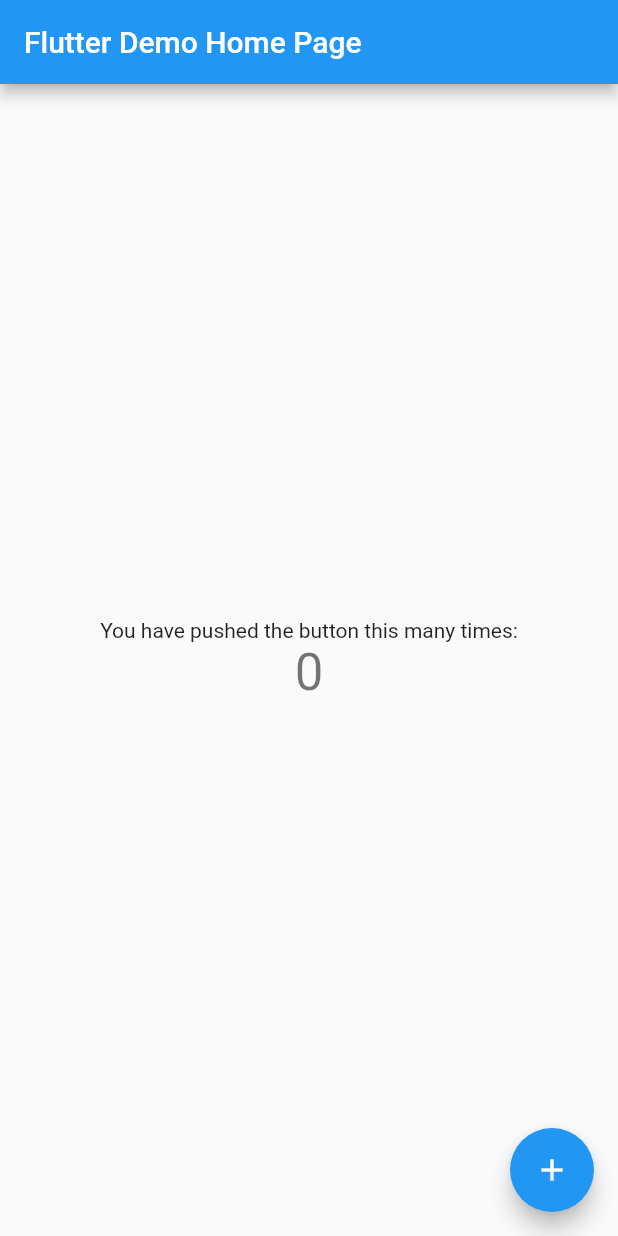
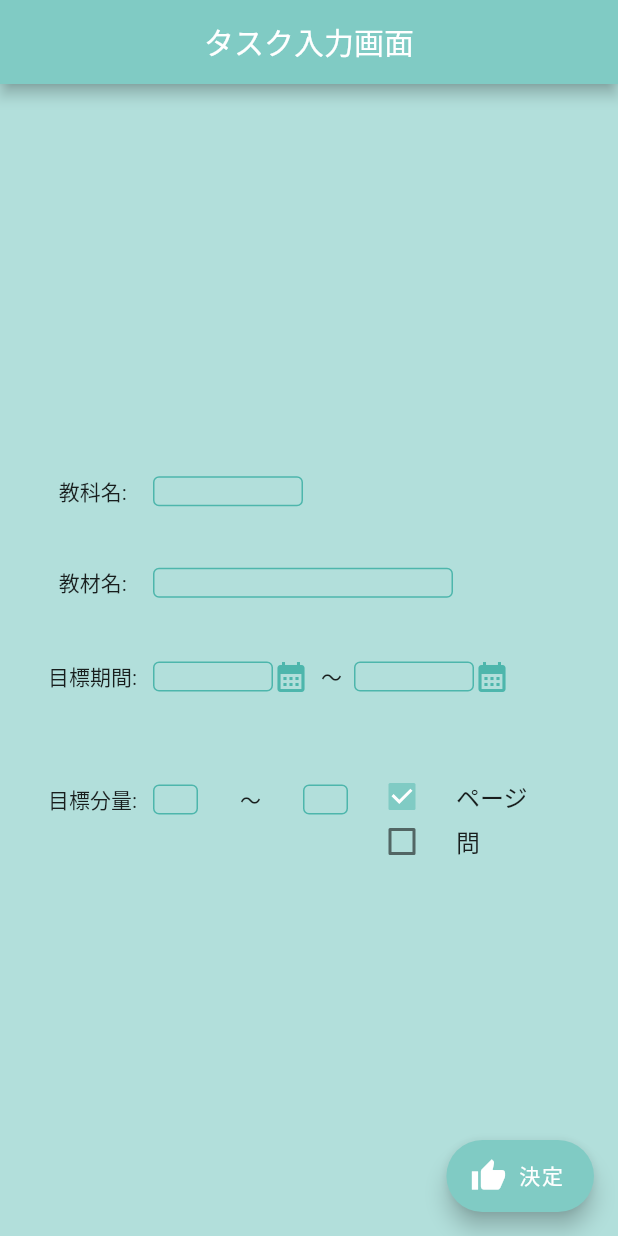
Before and after one commit to beso610/benesse_task_app, a Flutter app: the screen it shows after launch, on a phone screen of 412 x 824 dp. Run offline on Flutter 3.47's test engine with Material 2 defaults, Android fonts, the phone set to English and light mode, and no system bars.

Commit message:
input_task.dartを作成。

```diff
--- a/lib/main.dart
+++ b/lib/main.dart
@@ -1,8 +1,11 @@
 import 'package:flutter/material.dart';
+import 'ui/input_task.dart';
 
 void main() {
-  runApp(const MyApp());
+  runApp(const InputTask());
 }
+
+
 
 class MyApp extends StatelessWidget {
   const MyApp({Key? key}) : super(key: key);
--- /dev/null
+++ b/lib/ui/input_task.dart
@@ -0,0 +1,225 @@
+import 'package:flutter/material.dart';
+
+class InputTask extends StatelessWidget {
+  const InputTask({Key? key}) : super(key: key);
+
+  // This widget is the root of your application.
+  @override
+  Widget build(BuildContext context) {
+    return MaterialApp(
+      title: 'Flutter Demo',
+      theme: ThemeData(
+        // This is the theme of your application.
+        //
+        // Try running your application with "flutter run". You'll see the
+        // application has a blue toolbar. Then, without quitting the app, try
+        // changing the primarySwatch below to Colors.green and then invoke
+        // "hot reload" (press "r" in the console where you ran "flutter run",
+        // or simply save your changes to "hot reload" in a Flutter IDE).
+        // Notice that the counter didn't reset back to zero; the application
+        // is not restarted.
+        primarySwatch: Colors.blue,
+      ),
+      home: const MyHomePage(title: 'タスク入力画面'),
+    );
+  }
+}
+
+class MyHomePage extends StatefulWidget {
+  const MyHomePage({Key? key, required this.title}) : super(key: key);
+
+  // This widget is the home page of your application. It is stateful, meaning
+  // that it has a State object (defined below) that contains fields that affect
+  // how it looks.
+
+  // This class is the configuration for the state. It holds the values (in this
+  // case the title) provided by the parent (in this case the App widget) and
+  // used by the build method of the State. Fields in a Widget subclass are
+  // always marked "final".
+
+  final String title;
+
+  @override
+  State<MyHomePage> createState() => _MyHomePageState();
+}
+
+class _MyHomePageState extends State<MyHomePage> {
+  bool isChecked = true;
+
+
+  @override
+  Widget build(BuildContext context) {
+    // This method is rerun every time setState is called, for instance as done
+    // by the _incrementCounter method above.
+    //
+    // The Flutter framework has been optimized to make rerunning build methods
+    // fast, so that you can just rebuild anything that needs updating rather
+    // than having to individually change instances of widgets.
+    return Scaffold(
+      appBar: AppBar(
+        centerTitle: true,
+        title: Text(widget.title),
+        backgroundColor: Colors.teal[200],
+      ),
+      backgroundColor: Colors.teal[100],
+      body: Container(
+        padding: EdgeInsets.all(32.0),
+        child: Column(
+          mainAxisAlignment: MainAxisAlignment.center,
+          children: <Widget>[
+          Padding(
+            padding: EdgeInsets.only(top: 20, right: 0, bottom: 20, left: 0),
+            child: Row(
+              crossAxisAlignment: CrossAxisAlignment.center,
+              mainAxisAlignment: MainAxisAlignment.start,
+              children: <Widget>[
+                Container(
+                  child: Text('教科名: 　'),
+                  width: 70.0,
+                  alignment: Alignment.centerRight,
+                ),
+                TextFieldConstructed(100.0),
+              ],
+            ),
+          ),
+          Padding(
+            padding: EdgeInsets.only(top: 20, right: 0, bottom: 20, left: 0),
+            child:  Row(
+              crossAxisAlignment: CrossAxisAlignment.center,
+              mainAxisAlignment: MainAxisAlignment.start,
+              children:<Widget>[
+                Container(
+                  child: Text('教材名: 　'),
+                  width: 70.0,
+                  alignment: Alignment.centerRight,
+                ),
+                TextFieldConstructed(200.0),
+              ],
+            ),
+          ),
+          Padding(
+            padding: EdgeInsets.only(top: 20, right: 0, bottom: 20, left: 0),
+            child:  Row(
+              crossAxisAlignment: CrossAxisAlignment.center,
+              mainAxisAlignment: MainAxisAlignment.start,
+              children: <Widget>[
+                Container(
+                  child: Text('目標期間: 　'),
+                  width: 70.0,
+                  alignment: Alignment.centerRight,
+                ),
+                TextFieldConstructed(80.0),
+                Icon(
+                  Icons.calendar_month ,     // Icons.○○にアイコン毎のワードを入れる
+                  color: Colors.teal[300], // アイコンの色を設定できる
+                  size: 24.0,         // アイコンのサイズを設定できる
+                ),
+                Container(
+                  child: Text('〜'),
+                  width: 30.0,
+                  alignment: Alignment.center,
+                ),
+                TextFieldConstructed(80.0),
+                Icon(
+                  Icons.calendar_month ,     // Icons.○○にアイコン毎のワードを入れる
+                  color: Colors.teal[300], // アイコンの色を設定できる
+                  size: 24.0,         // アイコンのサイズを設定できる
+                ),
+              ],
+            ),
+          ),
+          Padding(
+            padding: EdgeInsets.only(top: 20, right: 0, bottom: 20, left: 0),
+            child:  Row(
+              crossAxisAlignment: CrossAxisAlignment.center,
+              mainAxisAlignment: MainAxisAlignment.start,
+              children: <Widget>[
+                Container(
+                  child: Text('目標分量: 　'),
+                  width: 70.0,
+                  alignment: Alignment.centerRight,
+                ),
+                TextFieldConstructed(30.0),
+                Container(
+                  child: Text('〜'),
+                  width: 70.0,
+                  alignment: Alignment.center,
+                ),
+                TextFieldConstructed(30.0),
+                Expanded(
+                  flex: 3,
+                  child: Column(
+                      mainAxisAlignment: MainAxisAlignment.center,
+                      crossAxisAlignment: CrossAxisAlignment.center,
+                      children: <Widget>[
+                        SizedBox(
+                          height: 30,
+                          child: CheckboxListTile(
+                          activeColor: Colors.teal[200],
+                          title: Text('ページ'),
+                          controlAffinity: ListTileControlAffinity.leading,
+                          value: isChecked,
+                          onChanged: (value) {
+                            setState(() {
+                              isChecked = value!;
+                            });
+                          },
+                        ),
+                        ),
+
+                        SizedBox(
+                          height: 30,
+                          child:CheckboxListTile(
+                          activeColor: Colors.teal[200],
+                          title: Text('問'),
+                          controlAffinity: ListTileControlAffinity.leading,
+                          value: !isChecked,
+                          onChanged: (value) {
+                            setState(() {
+                              if (value == true) {
+                              isChecked = false;
+                              }else {
+                              isChecked = true;
+                              }
+                            });
+                          },
+                        ),
+                        ),
+                      ],
+                  ),
+                ),
+              ],
+            ),
+          ),
+          ],
+        ),
+      ),
+      floatingActionButton: FloatingActionButton.extended(
+        onPressed: () {print('決定');},
+        label: const Text('決定'),
+        icon: const Icon(Icons.thumb_up),
+        backgroundColor: Colors.teal[200],
+      ), // This trailing comma makes auto-formatting nicer for build methods.
+    );
+  }
+}
+
+
+Widget TextFieldConstructed(
+    width_value,
+    )
+{
+  return SizedBox(
+    width: width_value,
+    height: 20,
+    child: TextField(
+      decoration: InputDecoration(
+        enabledBorder: OutlineInputBorder(
+          borderSide: BorderSide(
+            color: (Colors.teal[300])!,
+          ),
+        ),
+      ),
+    ),
+  );
+}
```
